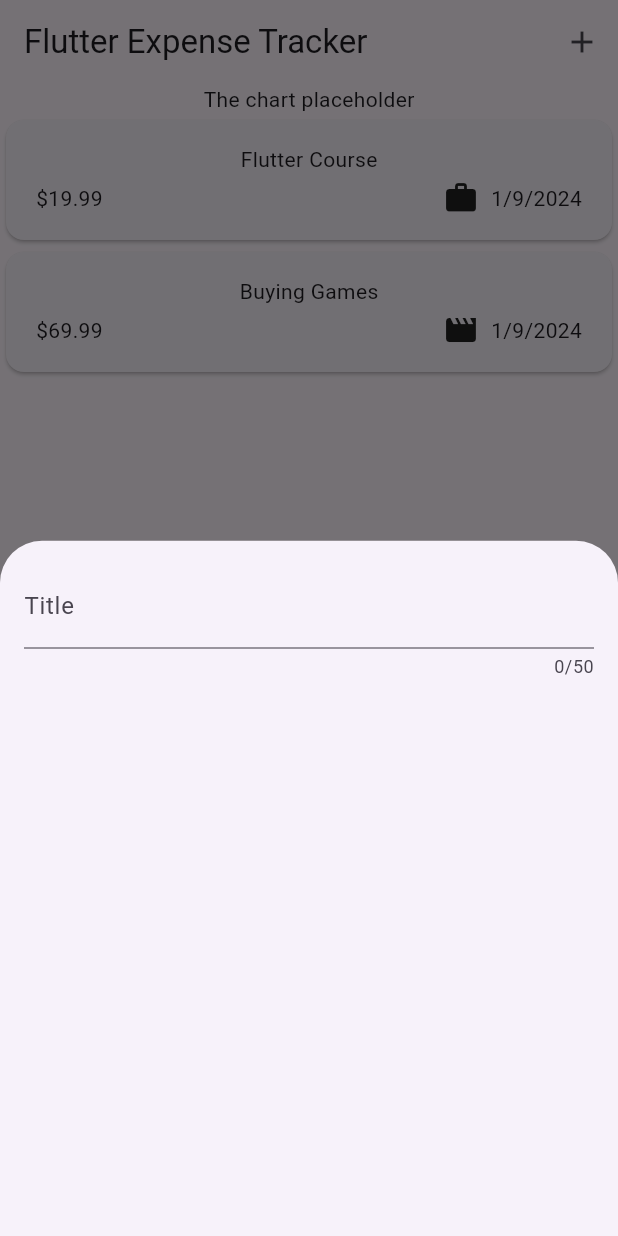
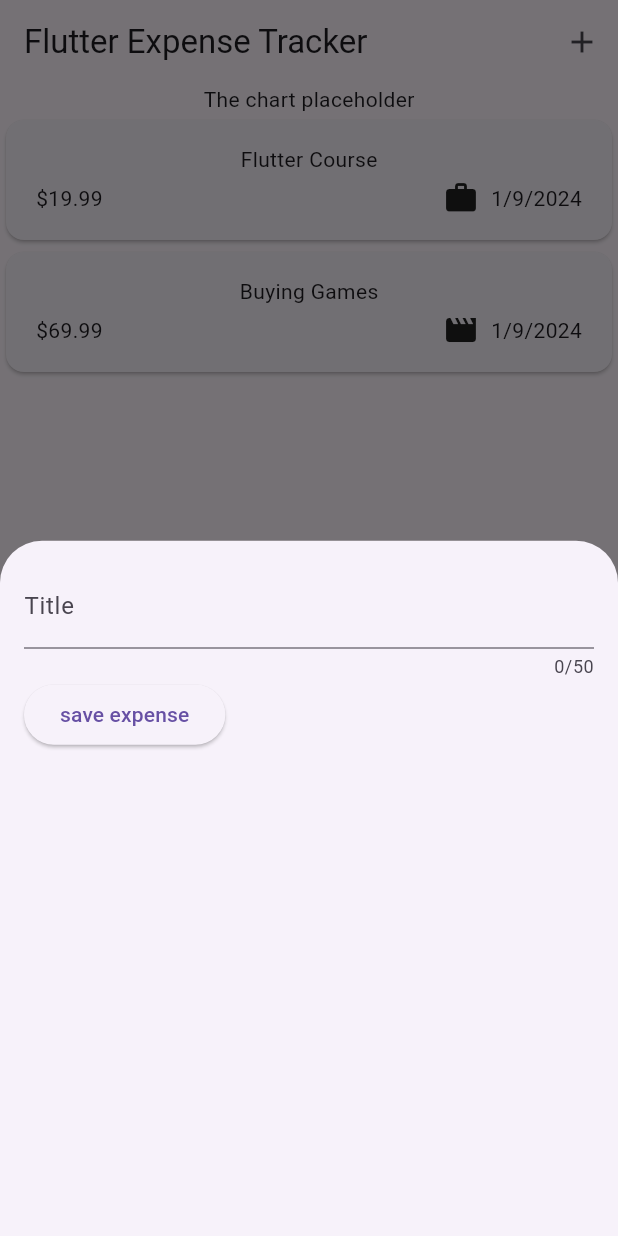
Before and after one commit to JoshuaScherer1996/expense_tracker, a Flutter app: the screen it shows after launch, after a tap on the "add" icon, on a phone screen of 412 x 824 dp. Run offline on Flutter 3.47's test engine with Material 3 defaults, Android fonts, the phone set to English and light mode, and no system bars.

Commit message:
saving the input from the user and accessing with the _saveTitleInput function.

```diff
--- a/lib/widgets/new_expense.dart
+++ b/lib/widgets/new_expense.dart
@@ -10,18 +10,35 @@ class NewExpense extends StatefulWidget {
 }
 
 class _NewExpenseState extends State<NewExpense> {
+  var _enteredTitle = '';
+
+  void _saveTitleInput(String inputValue) {
+    _enteredTitle = inputValue;
+  }
+
   @override
   Widget build(BuildContext context) {
-    return const Padding(
-      padding: EdgeInsets.all(16),
+    return Padding(
+      padding: const EdgeInsets.all(16),
       child: Column(
         children: [
           TextField(
+            onChanged: _saveTitleInput,
             maxLength: 50,
-            decoration: InputDecoration(
+            decoration: const InputDecoration(
               label: Text('Title'),
             ),
           ),
+          Row(
+            children: [
+              ElevatedButton(
+                onPressed: () {
+                  print(_enteredTitle);
+                },
+                child: const Text('save expense'),
+              ),
+            ],
+          )
         ],
       ),
     );
```
